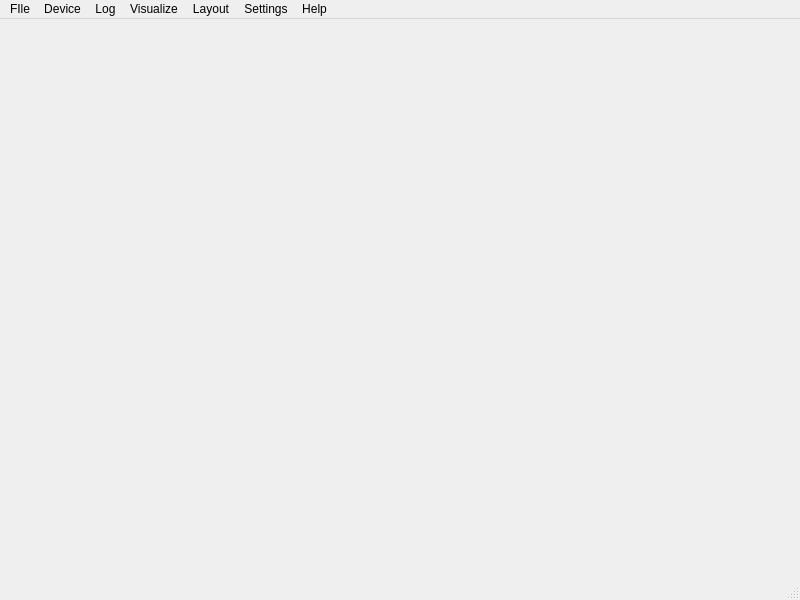
Before: the Qt Designer form src/gui/mainwindow.ui in HarshitAghera/logpb, drawn with Qt 5.
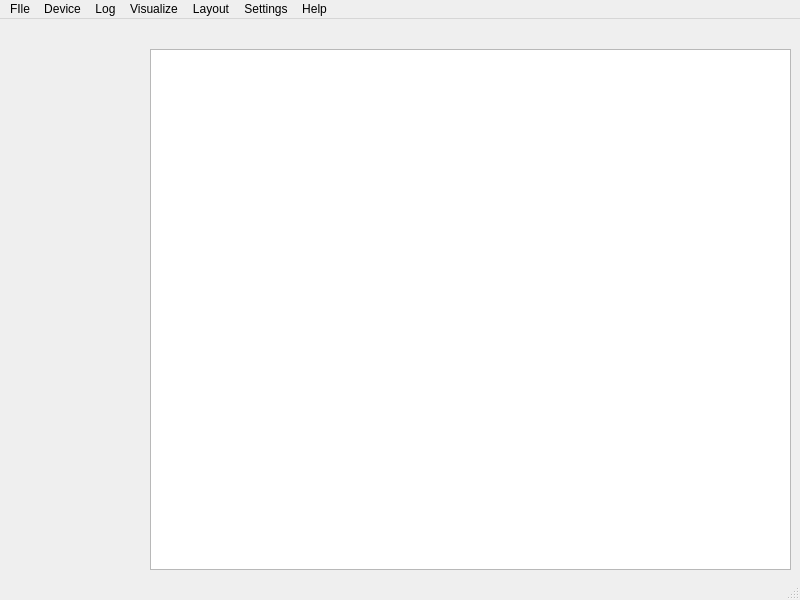
After: the same form once the commit is applied.

Commit message: feat-gui : created a graphics view in centeral widget to place plots

Patch:
```diff
--- a/src/gui/mainwindow.ui
+++ b/src/gui/mainwindow.ui
@@ -13,7 +13,23 @@
   <property name="windowTitle">
    <string>MainWindow</string>
   </property>
-  <widget class="QWidget" name="centralwidget"/>
+  <widget class="QWidget" name="centralwidget">
+   <widget class="QWidget" name="gridLayoutWidget">
+    <property name="geometry">
+     <rect>
+      <x>150</x>
+      <y>30</y>
+      <width>641</width>
+      <height>521</height>
+     </rect>
+    </property>
+    <layout class="QGridLayout" name="gridLayout">
+     <item row="0" column="0">
+      <widget class="QGraphicsView" name="cs_graphics_view"/>
+     </item>
+    </layout>
+   </widget>
+  </widget>
   <widget class="QMenuBar" name="menubar">
    <property name="geometry">
     <rect>
```
Left out of the diff: 2 changed lines with no effect on the pictures. The commit also changes 2 other files.
